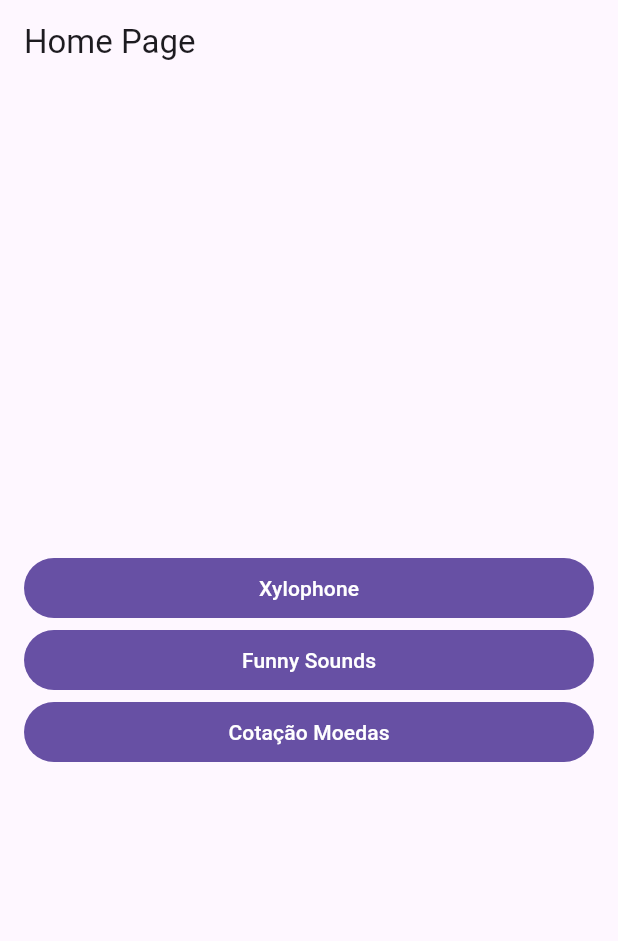
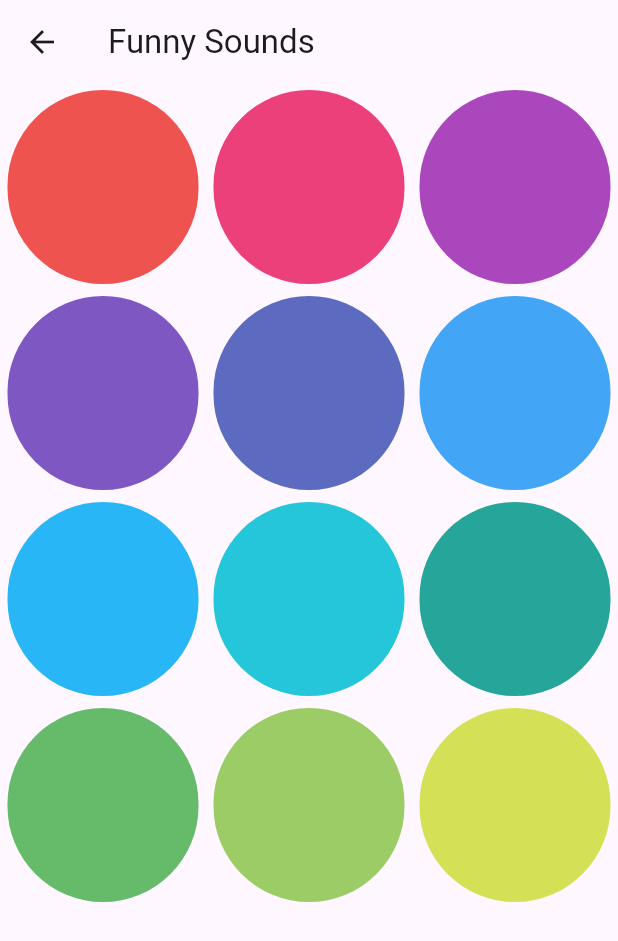
Before and after one commit to e024Dev/flutter_playground, a Flutter app: the screen it shows after launch, after a tap on "Funny Sounds", on a phone screen of 412 x 824 dp. Shown: the top 941 px of the screen. Run offline on Flutter 3.47's test engine with Material 3 defaults, Android fonts, the phone set to English and light mode, and no system bars; our stand-ins replace audioplayers.

Commit message:
AudioPlayer - Funny Sounds

```diff
--- /dev/null
+++ b/lib/src/pages/funny_sounds_page.dart
@@ -0,0 +1,30 @@
+import 'package:flutter/material.dart';
+import 'package:flutter_playground/src/pages/xylophone_page.dart';
+
+class FunnySoundsPage extends StatefulWidget {
+  const FunnySoundsPage({super.key});
+
+  @override
+  State<FunnySoundsPage> createState() => _FunnySoundsPageState();
+}
+
+class _FunnySoundsPageState extends State<FunnySoundsPage> {
+  @override
+  Widget build(BuildContext context) {
+    return Scaffold(
+      appBar: AppBar(title: Text('Funny Sounds')),
+      body: GridView.builder(
+        itemCount: 12,
+        gridDelegate: SliverGridDelegateWithFixedCrossAxisCount(
+          crossAxisCount: 3,
+        ),
+        itemBuilder: (context, index) {
+          return XylophoneButton(
+            color: Colors.primaries[index],
+            callBack: (index) {},
+          );
+        },
+      ),
+    );
+  }
+}
--- a/lib/src/pages/home_page.dart
+++ b/lib/src/pages/home_page.dart
@@ -1,4 +1,5 @@
 import 'package:flutter/material.dart';
+import 'package:flutter_playground/src/pages/funny_sounds_page.dart';
 import 'package:flutter_playground/src/pages/xylophone_page.dart';
 
 class HomePage extends StatefulWidget {
@@ -28,7 +29,15 @@ class _HomePageState extends State<HomePage> {
               },
               child: Text('Xylophone'),
             ),
-            FilledButton(onPressed: () {}, child: Text('Funny Sounds')),
+            FilledButton(
+              onPressed: () {
+                Navigator.push(
+                  context,
+                  MaterialPageRoute(builder: (context) => FunnySoundsPage()),
+                );
+              },
+              child: Text('Funny Sounds'),
+            ),
             FilledButton(onPressed: () {}, child: Text('Cotação Moedas')),
           ],
         ),
--- a/lib/src/pages/xylophone_page.dart
+++ b/lib/src/pages/xylophone_page.dart
@@ -67,7 +67,7 @@ class XylophoneButton extends StatelessWidget {
   const XylophoneButton({
     super.key,
     required this.color,
-    required this.soundNumber,
+    this.soundNumber = 1,
     required this.callBack,
   });
 
```
